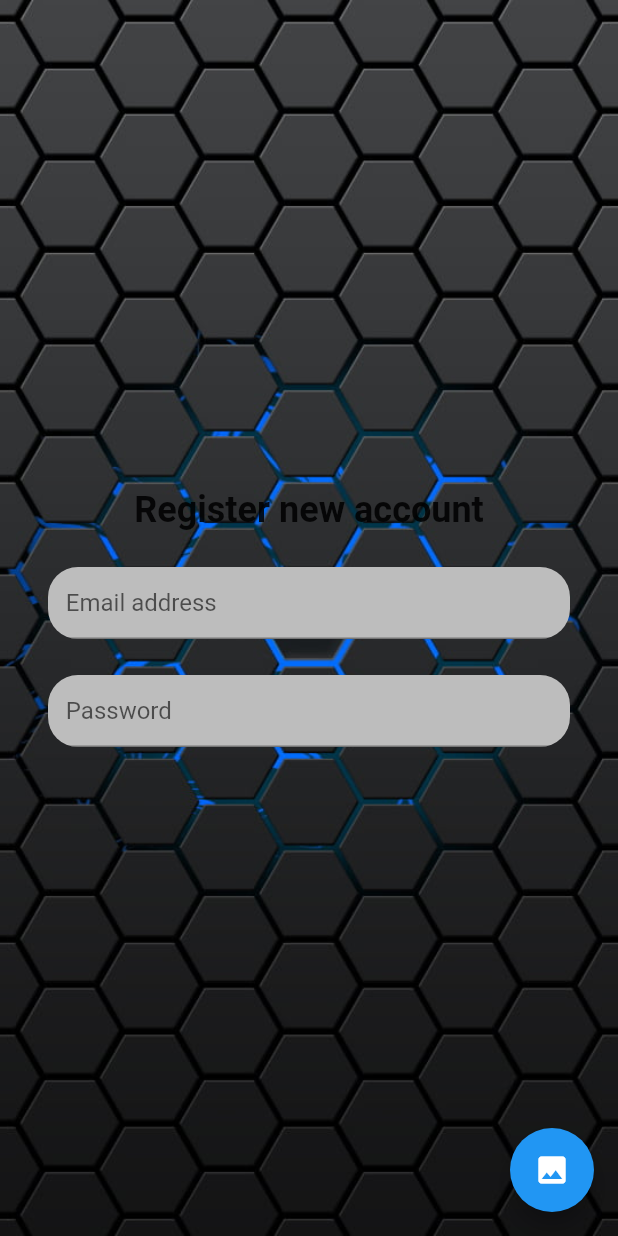
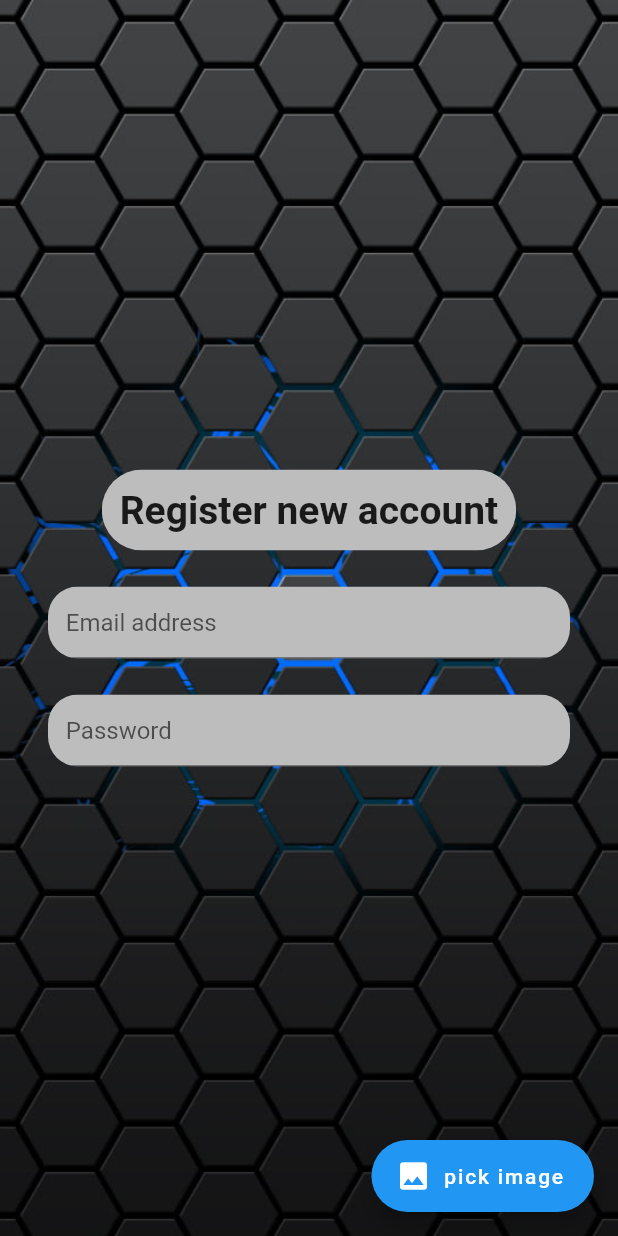
Before and after one commit to damian1987749/chat, a Flutter app: the screen it shows after launch, after a tap on "register", on a phone screen of 412 x 824 dp. Run offline on Flutter 3.47's test engine with Material 2 defaults, Android fonts, the phone set to English and light mode, and no system bars; our stand-ins replace cached_network_image, cloud_firestore, firebase_auth, firebase_messaging, firebase_storage, image_picker and 2 more; accounts and stored records are empty.

Commit message:
third commit

```diff
--- a/lib/main.dart
+++ b/lib/main.dart
@@ -125,10 +125,18 @@ class _RegisterScreenState extends State<RegisterScreen> {
                         ),
                       )
                     : Container(),
-                Text(
-                  'Register new account',
-                  style: TextStyle(fontWeight: FontWeight.bold, fontSize: 24),
-                ),
+               ClipRRect(
+                 borderRadius: BorderRadius.all(Radius.circular(40)),
+                 child:  Container(
+                   padding: EdgeInsets.all(12),
+                   color:Colors.grey[400],
+                   child: Text(
+                     'Register new account',
+                     style: TextStyle(fontWeight: FontWeight.bold, fontSize: 26),
+                   ),
+                 )
+
+                 ),
                 Column(
                   children: [
                     Container(
@@ -168,11 +176,12 @@ class _RegisterScreenState extends State<RegisterScreen> {
 
         floatingActionButton: _uploading == true
             ? CircularProgressIndicator()
-            : FloatingActionButton(
+            : FloatingActionButton.extended(
                 onPressed:
                     _image != null ? _signUpWithEmailAndPassword : chooseFile,
                 tooltip: 'Register',
-                child: _image != null
+                label:_image != null ?Text('register'):Text('pick image'),
+                icon: _image != null
                     ? Icon(Icons.arrow_right)
                     : Icon(Icons.image),
               ), // This trailing comma makes auto-formatting nicer for build methods.
@@ -1009,12 +1018,13 @@ class _UserScreenState extends State<UserScreen> {
                         ? Column(
                             children: <Widget>[
                               _imageIcon == false || _image != null
-                                  ? FloatingActionButton(
+                                  ? FloatingActionButton.extended(
                                       heroTag: 'btn2',
                                       backgroundColor: Colors.green,
-                                      child: Icon(Icons.send),
+                                      icon: Icon(Icons.send),
+                                      label: Text('send'),
                                       elevation: 5,
-                                      tooltip: 'Search',
+                                      tooltip: 'send',
                                       onPressed: () {
                                         _scrollController.animateTo(
                                           0.0,
@@ -1037,12 +1047,13 @@ class _UserScreenState extends State<UserScreen> {
                                         }
                                       },
                                     )
-                                  : FloatingActionButton(
+                                  : FloatingActionButton.extended(
                                       heroTag: 'btn1',
                                       backgroundColor: Colors.green,
-                                      child: Icon(Icons.image),
+                                      icon: Icon(Icons.image),
+                                      label: Text('pick image'),
                                       elevation: 5,
-                                      tooltip: 'Search',
+                                      tooltip: 'pick image ',
                                       onPressed: () {
                                         chooseFile();
                                         // Navigator.pushNamed(context, '/pickImage');
@@ -1682,12 +1693,13 @@ class _PrivateChatState extends State<PrivateChat> {
                         ? Column(
                             children: <Widget>[
                               _imageIcon == false || _image != null
-                                  ? FloatingActionButton(
+                                  ? FloatingActionButton.extended(
                                       heroTag: 'btn2',
                                       backgroundColor: Colors.green,
-                                      child: Icon(Icons.send),
+                                icon: Icon(Icons.send),
+                                      label: Text('send'),
                                       elevation: 5,
-                                      tooltip: 'Search',
+                                      tooltip: 'send',
                                       onPressed: () {
                                         _scrollController.animateTo(
                                           0.0,
@@ -1712,12 +1724,12 @@ class _PrivateChatState extends State<PrivateChat> {
                                         }
                                       },
                                     )
-                                  : FloatingActionButton(
+                                  : FloatingActionButton.extended(
                                       heroTag: 'btn1',
                                       backgroundColor: Colors.green,
-                                      child: Icon(Icons.image),
+                                      icon:Icon(Icons.image),label: Text('pick image'),
                                       elevation: 5,
-                                      tooltip: 'Search',
+                                      tooltip: 'pick image',
                                       onPressed: () {
                                         chooseFile();
                                         // Navigator.pushNamed(context, '/pickImage');
```
